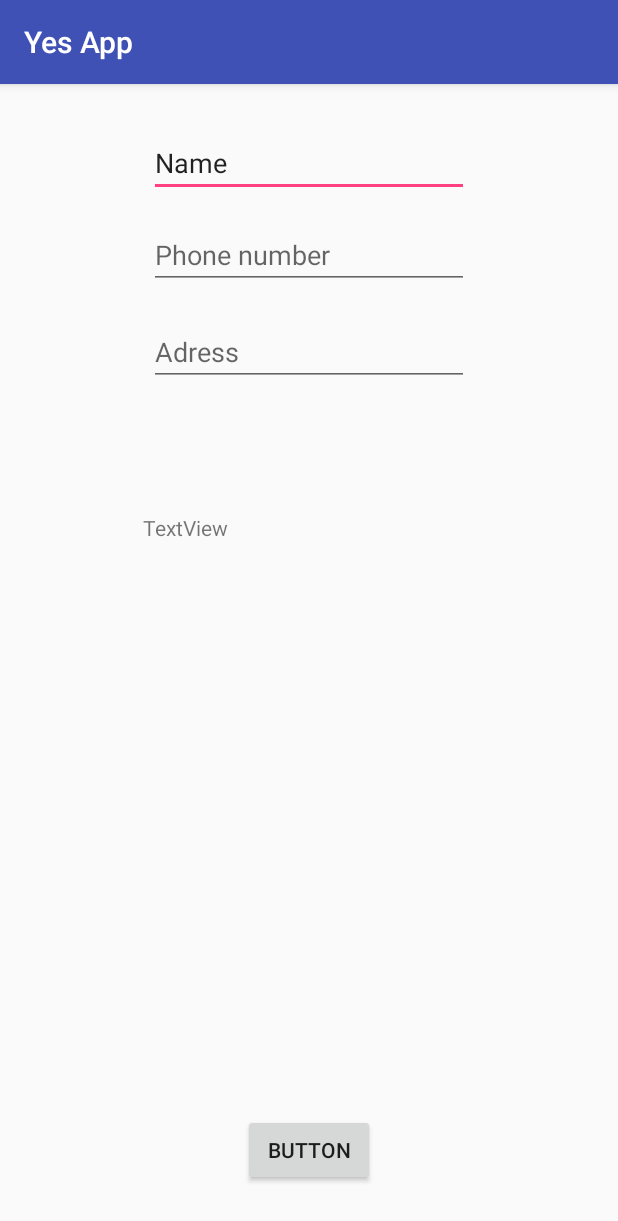
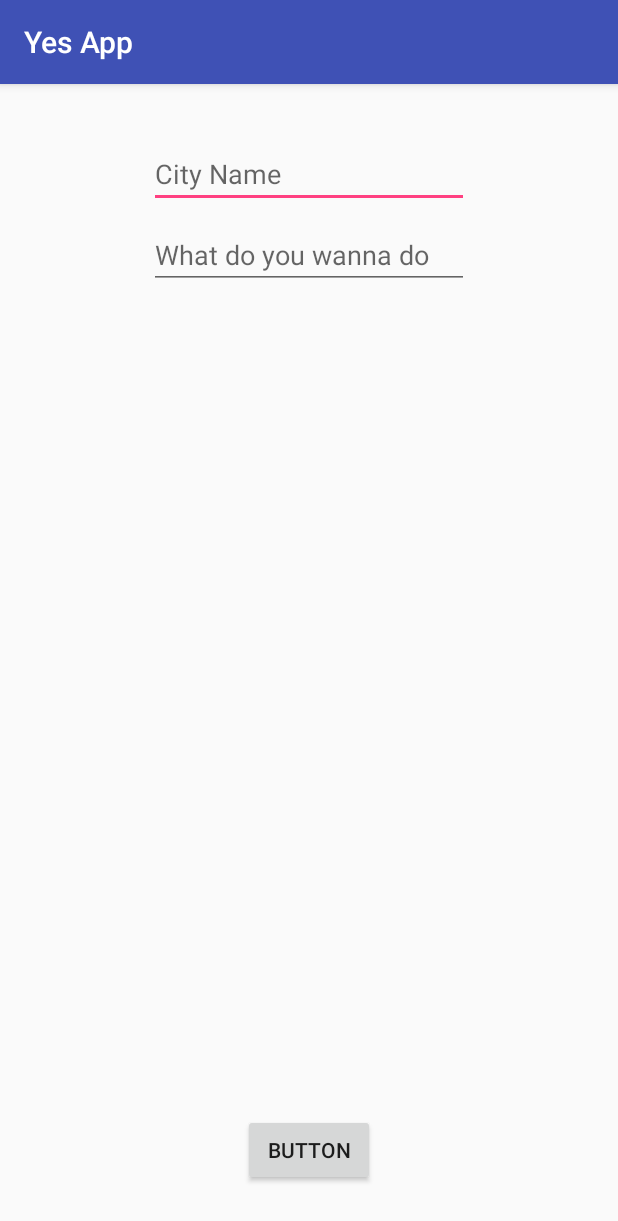
Before and after one commit to Alkhatib-Abraham/YesApp, an Android app: the Create screen opened directly, with no data from a screen before it, on a phone screen of 412 x 824 dp. Shown: the top 1221 px of the screen. Run offline under Robolectric (Android 15) with nearby library versions, the phone set to English and light mode, and no system bars; our stand-ins replace Firebase (no records; nobody signed in at launch, a user with empty details on screens opened directly).

Commit message:
new approach.. simple city name and acction get up to the cloud

```diff
--- a/app/src/main/java/com/yesapp/yesapp/Create.java
+++ b/app/src/main/java/com/yesapp/yesapp/Create.java
@@ -14,13 +14,15 @@ import com.google.firebase.database.DatabaseReference;
 import com.google.firebase.database.FirebaseDatabase;
 import com.google.firebase.database.ValueEventListener;
 
-import static android.provider.AlarmClock.EXTRA_MESSAGE;
 
 public class Create extends AppCompatActivity {
 
-    EditText messageText;
-    EditText phoneText;
-    EditText adressText;
+    EditText cityName;
+    EditText action;
+
+
+
+
 
     DatabaseReference myRef;
     TextView text;
@@ -29,15 +31,23 @@ public class Create extends AppCompatActivity {
     protected void onCreate(Bundle savedInstanceState) {
         super.onCreate(savedInstanceState);
         setContentView(R.layout.activity_create);
-         messageText = (EditText) findViewById(R.id.editText);
-        phoneText = (EditText) findViewById(R.id.editText3);
-        adressText = (EditText) findViewById(R.id.editText5);
+         cityName = (EditText) findViewById(R.id.editText);
+        action = (EditText) findViewById(R.id.editText3);
 
 
     }
 
 
     public void post(View view) {
+        FirebaseDatabase database = FirebaseDatabase.getInstance();
+        DatabaseReference myName = database.getReference("posts");
+
+        Posts post = new Posts();
+        post.setCityName(cityName.getText().toString());
+        post.setAction(action.getText().toString());
+        myName.push().setValue(post);
+
+
 
 
 
--- a/app/src/main/res/layout/activity_create.xml
+++ b/app/src/main/res/layout/activity_create.xml
@@ -12,10 +12,10 @@
         android:layout_height="wrap_content"
         android:layout_alignParentTop="true"
         android:layout_centerHorizontal="true"
-        android:layout_marginTop="30dp"
+        android:layout_marginTop="37dp"
         android:ems="10"
-        android:inputType="textPersonName"
-        android:text="Name" />
+        android:hint="City Name"
+        android:inputType="text" />
 
     <Button
         android:id="@+id/button2"
@@ -28,13 +28,6 @@
         android:onClick="post"/>
 
 
-    <TextView
-        android:id="@+id/textView2"
-        android:layout_width="221dp"
-        android:layout_height="195dp"
-        android:layout_centerInParent="true"
-        android:text="TextView" />
-
     <EditText
         android:id="@+id/editText3"
         android:layout_width="wrap_content"
@@ -43,18 +36,7 @@
         android:layout_centerHorizontal="true"
         android:layout_marginTop="91dp"
         android:ems="10"
-        android:hint="Phone number"
-        android:inputType="phone" />
-
-    <EditText
-        android:id="@+id/editText5"
-        android:layout_width="wrap_content"
-        android:layout_height="wrap_content"
-        android:layout_alignParentTop="true"
-        android:layout_centerHorizontal="true"
-        android:layout_marginTop="156dp"
-        android:ems="10"
-        android:hint="Adress"
+        android:hint="What do you wanna do"
         android:inputType="text" />
 
 </RelativeLayout>
```
Also changed, not shown: app/src/main/java/com/yesapp/yesapp/posts.java (added, +25 -0 lines).
